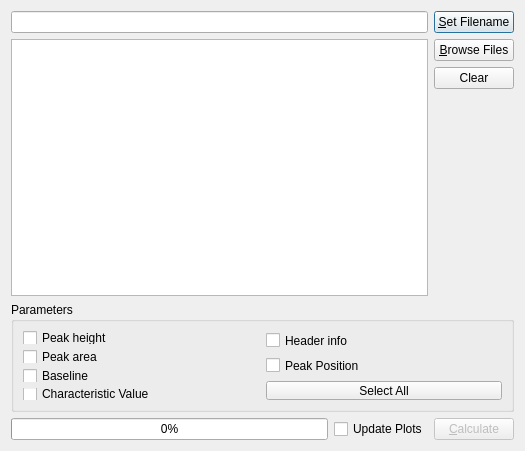
This is ui/batch_dialog.ui in knipe1/oes-spa as Qt 5 draws it before an edit. The edited form follows.
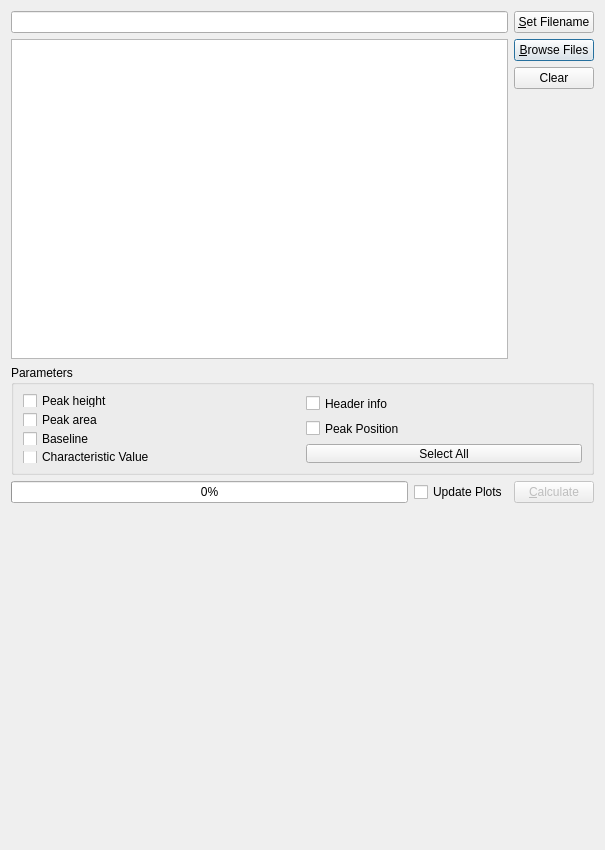
This is the edited form. Icons and pictures are not drawn. Custom widgets are drawn as their Qt base class.

Patch:
```diff
--- a/ui/batch_dialog.ui
+++ b/ui/batch_dialog.ui
@@ -6,8 +6,8 @@
    <rect>
     <x>0</x>
     <y>0</y>
-    <width>525</width>
-    <height>451</height>
+    <width>605</width>
+    <height>850</height>
    </rect>
   </property>
   <property name="windowTitle">
@@ -17,33 +17,11 @@
    <iconset>
     <normaloff>afm.jpeg</normaloff>afm.jpeg</iconset>
   </property>
-  <layout class="QVBoxLayout" name="verticalLayout_4">
-   <item>
-    <layout class="QHBoxLayout" name="layoutCSVFile">
-     <item>
-      <widget class="QLineEdit" name="foutCSV">
-       <property name="readOnly">
-        <bool>true</bool>
-       </property>
-      </widget>
-     </item>
-     <item>
-      <widget class="QPushButton" name="btnSetFilename">
-       <property name="text">
-        <string>&amp;Set Filename</string>
-       </property>
-      </widget>
-     </item>
-    </layout>
-   </item>
-   <item>
-    <layout class="QHBoxLayout" name="layoutFiles">
-     <item>
+  <layout class="QGridLayout" name="gridLayout">
+   <item row="1" column="0" rowspan="3">
       <widget class="QListWidget" name="listFiles"/>
      </item>
-     <item>
-      <layout class="QVBoxLayout" name="layoutFilesButtons">
-       <item>
+   <item row="1" column="1">
         <widget class="QPushButton" name="btnBrowse">
          <property name="enabled">
           <bool>true</bool>
@@ -53,7 +31,7 @@
          </property>
         </widget>
        </item>
-       <item>
+   <item row="2" column="1">
         <widget class="QPushButton" name="btnClear">
          <property name="enabled">
           <bool>true</bool>
@@ -66,24 +44,23 @@
          </attribute>
         </widget>
        </item>
-       <item>
+   <item row="3" column="1">
         <spacer name="spacerFiles">
          <property name="orientation">
           <enum>Qt::Vertical</enum>
          </property>
+     <property name="sizeType">
+      <enum>QSizePolicy::Expanding</enum>
+     </property>
          <property name="sizeHint" stdset="0">
           <size>
            <width>20</width>
-           <height>40</height>
+       <height>255</height>
           </size>
          </property>
         </spacer>
        </item>
-      </layout>
-     </item>
-    </layout>
-   </item>
-   <item>
+   <item row="4" column="0" colspan="2">
     <widget class="QGroupBox" name="boxParameter">
      <property name="enabled">
       <bool>true</bool>
@@ -185,7 +162,7 @@
      </layout>
     </widget>
    </item>
-   <item>
+   <item row="5" column="0" colspan="2">
     <layout class="QHBoxLayout" name="layoutProcess">
      <item>
       <widget class="QProgressBar" name="barProgress">
@@ -219,8 +196,62 @@
      </item>
     </layout>
    </item>
-  </layout>
- </widget>
+   <item row="6" column="0" colspan="2">
+    <layout class="QVBoxLayout" name="verticalLayout">
+     <item>
+      <widget class="MatplotlibWidget" name="mplConcentration" native="true">
+       <property name="enabled">
+        <bool>true</bool>
+       </property>
+       <property name="sizePolicy">
+        <sizepolicy hsizetype="MinimumExpanding" vsizetype="Expanding">
+         <horstretch>0</horstretch>
+         <verstretch>0</verstretch>
+        </sizepolicy>
+       </property>
+       <property name="minimumSize">
+        <size>
+         <width>311</width>
+         <height>330</height>
+        </size>
+       </property>
+       <property name="maximumSize">
+        <size>
+         <width>9999</width>
+         <height>9999</height>
+        </size>
+       </property>
+      </widget>
+     </item>
+    </layout>
+   </item>
+   <item row="0" column="0" colspan="2">
+    <layout class="QHBoxLayout" name="layoutCSVFile">
+     <item>
+      <widget class="QLineEdit" name="foutCSV">
+       <property name="readOnly">
+        <bool>true</bool>
+       </property>
+      </widget>
+     </item>
+     <item>
+      <widget class="QPushButton" name="btnSetFilename">
+       <property name="text">
+        <string>&amp;Set Filename</string>
+       </property>
+      </widget>
+     </item>
+    </layout>
+   </item>
+  </layout>
+ </widget>
+ <customwidgets>
+  <customwidget>
+   <class>MatplotlibWidget</class>
+   <extends>QWidget</extends>
+   <header>ui.matplotlibwidget</header>
+  </customwidget>
+ </customwidgets>
  <tabstops>
   <tabstop>btnSetFilename</tabstop>
   <tabstop>btnBrowse</tabstop>
```
Left out of the diff: 4 changed lines with no effect on the pictures. Lines whose indentation alone changed are shown as unchanged.
